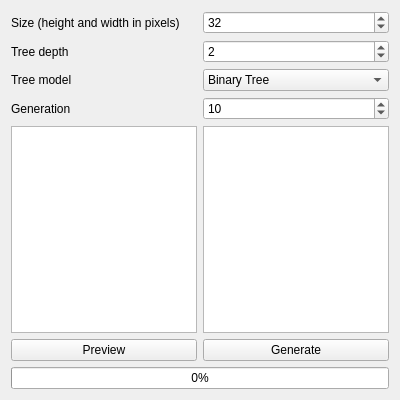
Qt form mainwindow.ui (Yt-trium/Chainsaw) before a commit.
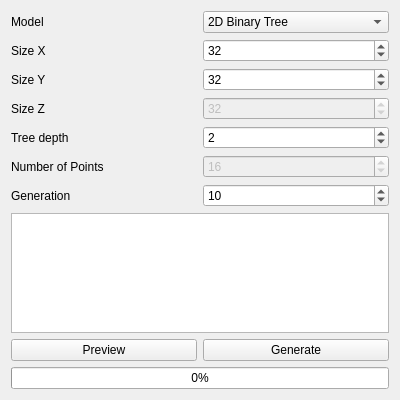
The same form after that commit.

Commit message: update GUI, clean and prepare code for MST model implementation

What changed in the file:
```diff
--- a/mainwindow.ui
+++ b/mainwindow.ui
@@ -15,21 +15,34 @@
   </property>
   <widget class="QWidget" name="centralWidget">
    <layout class="QGridLayout" name="gridLayout">
-    <item row="5" column="0">
-     <widget class="QPushButton" name="pushButton_preview">
-      <property name="text">
-       <string>Preview</string>
+    <item row="1" column="1">
+     <widget class="QSpinBox" name="spinBox_size_x">
+      <property name="minimum">
+       <number>1</number>
+      </property>
+      <property name="maximum">
+       <number>4096</number>
+      </property>
+      <property name="value">
+       <number>32</number>
       </property>
      </widget>
     </item>
-    <item row="5" column="1">
+    <item row="8" column="1">
      <widget class="QPushButton" name="pushButton_generate">
       <property name="text">
        <string>Generate</string>
       </property>
      </widget>
     </item>
-    <item row="1" column="1">
+    <item row="8" column="0">
+     <widget class="QPushButton" name="pushButton_preview">
+      <property name="text">
+       <string>Preview</string>
+      </property>
+     </widget>
+    </item>
+    <item row="4" column="1">
      <widget class="QSpinBox" name="spinBox_depth">
       <property name="minimum">
        <number>0</number>
@@ -42,64 +55,21 @@
       </property>
      </widget>
     </item>
-    <item row="0" column="0">
-     <widget class="QLabel" name="label_size">
-      <property name="text">
-       <string>Size (height and width in pixels)</string>
-      </property>
-     </widget>
-    </item>
-    <item row="0" column="1">
-     <widget class="QSpinBox" name="spinBox_size">
-      <property name="minimum">
-       <number>1</number>
-      </property>
-      <property name="maximum">
-       <number>16384</number>
-      </property>
-      <property name="value">
-       <number>32</number>
-      </property>
-     </widget>
-    </item>
-    <item row="2" column="0">
-     <widget class="QLabel" name="label_model">
-      <property name="text">
-       <string>Tree model</string>
-      </property>
-     </widget>
-    </item>
     <item row="1" column="0">
+     <widget class="QLabel" name="label_size_x">
+      <property name="text">
+       <string>Size X</string>
+      </property>
+     </widget>
+    </item>
+    <item row="4" column="0">
      <widget class="QLabel" name="label_depth">
       <property name="text">
        <string>Tree depth</string>
       </property>
      </widget>
     </item>
-    <item row="2" column="1">
-     <widget class="QComboBox" name="comboBox_model">
-      <item>
-       <property name="text">
-        <string>Binary Tree</string>
-       </property>
-      </item>
-     </widget>
-    </item>
-    <item row="6" column="0" colspan="2">
-     <widget class="QProgressBar" name="progressBar">
-      <property name="value">
-       <number>0</number>
-      </property>
-     </widget>
-    </item>
-    <item row="3" column="0">
-     <widget class="QLabel" name="label_gen">
-      <property name="text">
-       <string>Generation</string>
-      </property>
-     </widget>
-    </item>
-    <item row="3" column="1">
+    <item row="6" column="1">
      <widget class="QSpinBox" name="spinBox_gen">
       <property name="minimum">
        <number>1</number>
@@ -112,19 +82,110 @@
       </property>
      </widget>
     </item>
-    <item row="4" column="0">
+    <item row="6" column="0">
+     <widget class="QLabel" name="label_gen">
+      <property name="text">
+       <string>Generation</string>
+      </property>
+     </widget>
+    </item>
+    <item row="9" column="0" colspan="2">
+     <widget class="QProgressBar" name="progressBar">
+      <property name="value">
+       <number>0</number>
+      </property>
+     </widget>
+    </item>
+    <item row="0" column="1">
+     <widget class="QComboBox" name="comboBox_model">
+      <item>
+       <property name="text">
+        <string>2D Binary Tree</string>
+       </property>
+      </item>
+      <item>
+       <property name="text">
+        <string>2D Minimum Spanning Tree</string>
+       </property>
+      </item>
+     </widget>
+    </item>
+    <item row="2" column="0">
+     <widget class="QLabel" name="label_size_y">
+      <property name="text">
+       <string>Size Y</string>
+      </property>
+     </widget>
+    </item>
+    <item row="0" column="0">
+     <widget class="QLabel" name="label_model">
+      <property name="text">
+       <string>Model</string>
+      </property>
+     </widget>
+    </item>
+    <item row="3" column="0">
+     <widget class="QLabel" name="label_size_z">
+      <property name="text">
+       <string>Size Z</string>
+      </property>
+     </widget>
+    </item>
+    <item row="2" column="1">
+     <widget class="QSpinBox" name="spinBox_size_y">
+      <property name="minimum">
+       <number>1</number>
+      </property>
+      <property name="maximum">
+       <number>4096</number>
+      </property>
+      <property name="value">
+       <number>32</number>
+      </property>
+     </widget>
+    </item>
+    <item row="3" column="1">
+     <widget class="QSpinBox" name="spinBox_size_z">
+      <property name="enabled">
+       <bool>false</bool>
+      </property>
+      <property name="minimum">
+       <number>1</number>
+      </property>
+      <property name="maximum">
+       <number>4096</number>
+      </property>
+      <property name="value">
+       <number>32</number>
+      </property>
+     </widget>
+    </item>
+    <item row="5" column="0">
+     <widget class="QLabel" name="label_number_point">
+      <property name="text">
+       <string>Number of Points</string>
+      </property>
+     </widget>
+    </item>
+    <item row="5" column="1">
+     <widget class="QSpinBox" name="spinBox_number_point">
+      <property name="enabled">
+       <bool>false</bool>
+      </property>
+      <property name="minimum">
+       <number>1</number>
+      </property>
+      <property name="maximum">
+       <number>4096</number>
+      </property>
+      <property name="value">
+       <number>16</number>
+      </property>
+     </widget>
+    </item>
+    <item row="7" column="0" colspan="2">
      <widget class="QGraphicsView" name="graphicsView"/>
     </item>
-    <item row="4" column="1">
-     <widget class="QTextEdit" name="textEdit">
-      <property name="font">
-       <font>
-        <family>Monospace</family>
-        <pointsize>2</pointsize>
-       </font>
-      </property>
-     </widget>
-    </item>
    </layout>
   </widget>
  </widget>
```
Left out of the diff: 12 changed lines with no effect on the pictures. The commit also changes 2 other files.
